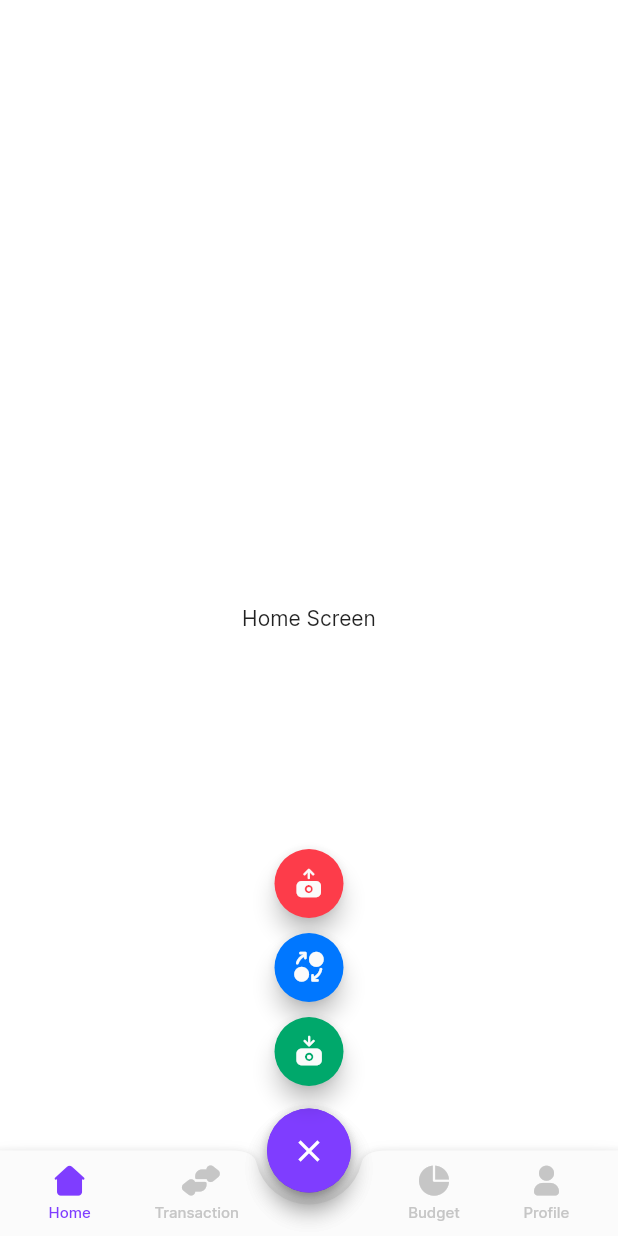
After one commit to Manuelkpatsu/montra, a Flutter app: the MainScreen screen opened by its route, after a tap on the "add" icon, on a phone screen of 412 x 824 dp. The commit adds this screen. Run offline on Flutter 3.47's test engine with Material 2 defaults, Android fonts, the phone set to English and light mode, and no system bars; drawn by our look-alikes of flutter_speed_dial; our stand-ins replace lottie, pin_code_fields, smooth_page_indicator.

Commit message:
Implement bottom navigation bar

```diff
--- a/lib/router.dart
+++ b/lib/router.dart
@@ -13,6 +13,7 @@ import 'screen/auth/set_up_pin/set_up_pin_screen.dart';
 import 'screen/auth/sign_up/sign_up_screen.dart';
 import 'screen/auth/sign_up_success/sign_up_success_screen.dart';
 import 'screen/auth/verification/verification_screen.dart';
+import 'screen/main/main_screen.dart';
 
 class AppRouter {
   static Route<dynamic> generateRoute(RouteSettings settings) {
@@ -45,6 +46,8 @@ class AppRouter {
         return MaterialPageRoute(builder: (_) => const AddNewAccountScreen());
       case SignUpSuccessScreen.routeName:
         return MaterialPageRoute(builder: (_) => const SignUpSuccessScreen());
+      case MainScreen.routeName:
+        return MaterialPageRoute(builder: (_) => const MainScreen());
       default:
         return MaterialPageRoute(
           builder: (_) => Scaffold(
--- a/lib/screen/auth/sign_up_success/sign_up_success_screen.dart
+++ b/lib/screen/auth/sign_up_success/sign_up_success_screen.dart
@@ -1,12 +1,30 @@
 import 'package:flutter/material.dart';
+import 'package:montra/screen/main/main_screen.dart';
 
 import 'widget/set_text.dart';
 import 'widget/successful_sign_up_thumbnail.dart';
 
-class SignUpSuccessScreen extends StatelessWidget {
+class SignUpSuccessScreen extends StatefulWidget {
   static const routeName = '/sign_up_success';
 
   const SignUpSuccessScreen({Key? key}) : super(key: key);
+
+  @override
+  State<SignUpSuccessScreen> createState() => _SignUpSuccessScreenState();
+}
+
+class _SignUpSuccessScreenState extends State<SignUpSuccessScreen> {
+  @override
+  void initState() {
+    super.initState();
+    Future.delayed(
+      const Duration(seconds: 3),
+      () => Navigator.of(context).pushNamedAndRemoveUntil(
+        MainScreen.routeName,
+        (route) => false,
+      ),
+    );
+  }
 
   @override
   Widget build(BuildContext context) {
--- /dev/null
+++ b/lib/screen/main/budget/budget_screen.dart
@@ -0,0 +1,14 @@
+import 'package:flutter/material.dart';
+
+class BudgetScreen extends StatelessWidget {
+  const BudgetScreen({Key? key}) : super(key: key);
+
+  @override
+  Widget build(BuildContext context) {
+    return const Scaffold(
+      body: Center(
+        child: Text('Budget Screen'),
+      ),
+    );
+  }
+}
--- /dev/null
+++ b/lib/screen/main/home/home_screen.dart
@@ -0,0 +1,14 @@
+import 'package:flutter/material.dart';
+
+class HomeScreen extends StatelessWidget {
+  const HomeScreen({Key? key}) : super(key: key);
+
+  @override
+  Widget build(BuildContext context) {
+    return const Scaffold(
+      body: Center(
+        child: Text('Home Screen'),
+      ),
+    );
+  }
+}
--- /dev/null
+++ b/lib/screen/main/main_screen.dart
@@ -0,0 +1,78 @@
+import 'package:flutter/material.dart';
+import 'package:flutter_speed_dial/flutter_speed_dial.dart';
+import 'package:montra/theme/custom_color.dart';
+import 'package:montra/theme/custom_icons.dart';
+
+import 'budget/budget_screen.dart';
+import 'home/home_screen.dart';
+import 'profile/profile_screen.dart';
+import 'transaction/transaction_screen.dart';
+import 'widget/bottom_tab_bar.dart';
+
+class MainScreen extends StatefulWidget {
+  static const routeName = '/main';
+
+  const MainScreen({Key? key}) : super(key: key);
+
+  @override
+  State<MainScreen> createState() => _MainScreenState();
+}
+
+class _MainScreenState extends State<MainScreen> {
+  int _currentPageIndex = 0;
+  final List<Widget> _screens = [
+    const HomeScreen(),
+    const TransactionScreen(),
+    const BudgetScreen(),
+    const ProfileScreen(),
+  ];
+
+  @override
+  Widget build(BuildContext context) {
+    return Scaffold(
+      extendBody: true,
+      body: IndexedStack(
+        index: _currentPageIndex,
+        children: _screens,
+      ),
+      floatingActionButtonLocation: FloatingActionButtonLocation.centerDocked,
+      floatingActionButton: SpeedDial(
+        backgroundColor: CustomColor.violet100Color,
+        icon: Icons.add,
+        activeIcon: Icons.close,
+        renderOverlay: false,
+        spacing: 10,
+        children: [
+          SpeedDialChild(
+            backgroundColor: CustomColor.green100Color,
+            child: const Icon(
+              CustomIcons.income,
+              color: CustomColor.light80Color,
+            ),
+            onTap: () {},
+          ),
+          SpeedDialChild(
+            backgroundColor: CustomColor.blue100Color,
+            child: const Icon(
+              CustomIcons.moneyExchange,
+              color: CustomColor.light80Color,
+            ),
+            onTap: () {},
+          ),
+          SpeedDialChild(
+            backgroundColor: CustomColor.red100Color,
+            child: const Icon(
+              CustomIcons.expense,
+              color: CustomColor.light80Color,
+            ),
+            onTap: () {},
+          ),
+        ],
+      ),
+      bottomNavigationBar: BottomTabBar(
+        index: _currentPageIndex,
+        onChanged: (int index) => setState(() => _currentPageIndex = index),
+      ),
+    );
+  }
+}
--- /dev/null
+++ b/lib/screen/main/profile/profile_screen.dart
@@ -0,0 +1,14 @@
+import 'package:flutter/material.dart';
+
+class ProfileScreen extends StatelessWidget {
+  const ProfileScreen({Key? key}) : super(key: key);
+
+  @override
+  Widget build(BuildContext context) {
+    return const Scaffold(
+      body: Center(
+        child: Text('Profile Screen'),
+      ),
+    );
+  }
+}
--- /dev/null
+++ b/lib/screen/main/transaction/transaction_screen.dart
@@ -0,0 +1,14 @@
+import 'package:flutter/material.dart';
+
+class TransactionScreen extends StatelessWidget {
+  const TransactionScreen({Key? key}) : super(key: key);
+
+  @override
+  Widget build(BuildContext context) {
+    return const Scaffold(
+      body: Center(
+        child: Text('Transaction Screen'),
+      ),
+    );
+  }
+}
--- /dev/null
+++ b/lib/screen/main/widget/bottom_tab_bar.dart
@@ -0,0 +1,106 @@
+import 'package:flutter/material.dart';
+import 'package:montra/theme/custom_color.dart';
+import 'package:montra/theme/custom_icons.dart';
+
+class BottomTabBar extends StatefulWidget {
+  final int index;
+  final ValueChanged<int> onChanged;
+
+  const BottomTabBar({
+    Key? key,
+    required this.index,
+    required this.onChanged,
+  }) : super(key: key);
+
+  @override
+  State<BottomTabBar> createState() => _BottomTabBarState();
+}
+
+class _BottomTabBarState extends State<BottomTabBar> {
+  @override
+  Widget build(BuildContext context) {
+    const placeholder = Opacity(
+      opacity: 0,
+      child: IconButton(onPressed: null, icon: Icon(Icons.no_cell)),
+    );
+
+    return BottomAppBar(
+      shape: const CircularNotchedRectangle(),
+      notchMargin: 8,
+      elevation: 5,
+      color: CustomColor.light80Color,
+      child: Row(
+        crossAxisAlignment: CrossAxisAlignment.center,
+        mainAxisAlignment: MainAxisAlignment.spaceEvenly,
+        mainAxisSize: MainAxisSize.max,
+        children: [
+          buildTabItem(
+            icon: const Icon(CustomIcons.home, size: 20),
+            index: 0,
+            label: 'Home',
+          ),
+          buildTabItem(
+            icon: const Icon(CustomIcons.transaction, size: 20),
+            index: 1,
+            label: 'Transaction',
+          ),
+          placeholder,
+          buildTabItem(
+            icon: const Icon(CustomIcons.pieChart, size: 20),
+            index: 2,
+            label: 'Budget',
+          ),
+          buildTabItem(
+            icon: const Icon(CustomIcons.user, size: 20),
+            index: 3,
+            label: 'Profile',
+          ),
+        ],
+      ),
+    );
+  }
+
+  Widget buildTabItem({
+    required Icon icon,
+    required int index,
+    required String label,
+  }) {
+    final isSelected = index == widget.index;
+
+    return Theme(
+      data: ThemeData(
+        iconTheme: IconThemeData(
+          color: isSelected
+              ? CustomColor.violet100Color
+              : CustomColor.unSelectedTabColor,
+        ),
+      ),
+      child: InkWell(
+        customBorder: const CircleBorder(),
+        onTap: () => widget.onChanged(index),
+        child: Padding(
+          padding: const EdgeInsets.all(10),
+          child: Column(
+            mainAxisAlignment: MainAxisAlignment.center,
+            mainAxisSize: MainAxisSize.min,
+            children: [
+              icon,
+              const SizedBox(height: 5),
+              Text(
+                label,
+                style: TextStyle(
+                  fontSize: 10,
+                  fontWeight: FontWeight.w500,
+                  height: 1.2,
+                  color: isSelected
+                      ? CustomColor.violet100Color
+                      : CustomColor.unSelectedTabColor,
+                ),
+              ),
+            ],
+          ),
+        ),
+      ),
+    );
+  }
+}
--- a/lib/theme/custom_color.dart
+++ b/lib/theme/custom_color.dart
@@ -56,4 +56,5 @@ class CustomColor {
   static const Color blue100Color = Color(0XFF0077FF);
   static const Color pinCodeFieldColor = Color(0XFFE0E2E9);
   static const Color keyColor = Color(0XFFFCFCFC);
+  static const Color unSelectedTabColor = Color(0XFFC6C6C6);
 }
--- a/lib/theme/custom_icons.dart
+++ b/lib/theme/custom_icons.dart
@@ -18,7 +18,7 @@ import 'package:flutter/widgets.dart';
 class CustomIcons {
   CustomIcons._();
 
-  static const _kFontFam = 'MyFlutterApp';
+  static const _kFontFam = 'CustomIcons';
   static const String? _kFontPkg = null;
 
   static const IconData add =
--- a/pubspec.yaml
+++ b/pubspec.yaml
@@ -12,6 +12,7 @@ dependencies:
   smooth_page_indicator: ^1.0.0+2
   pin_code_fields: ^7.4.0
   lottie: ^1.3.0
+  flutter_speed_dial: ^6.0.0
   cupertino_icons: ^1.0.2
 
 dev_dependencies:
```
Also changed, not shown: pubspec.lock.
